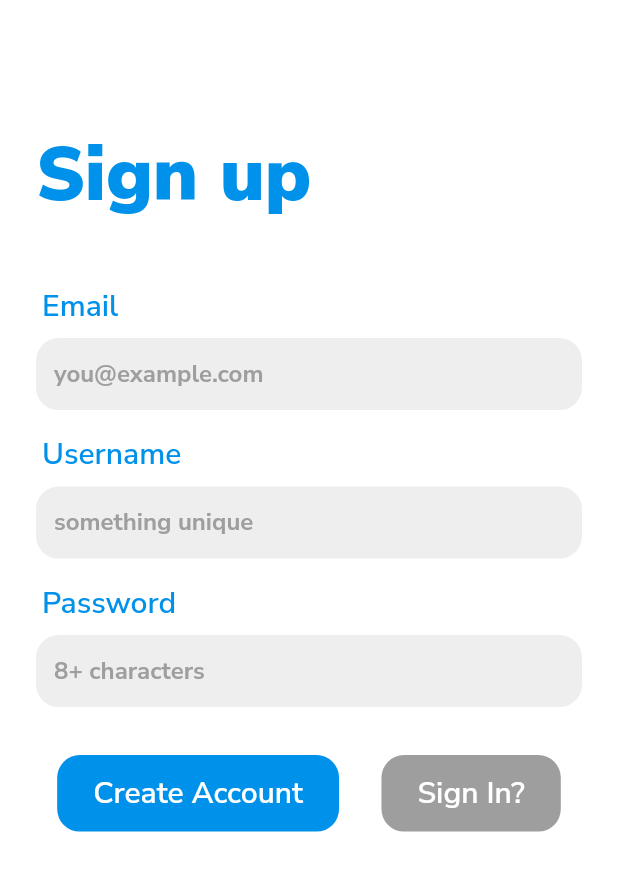
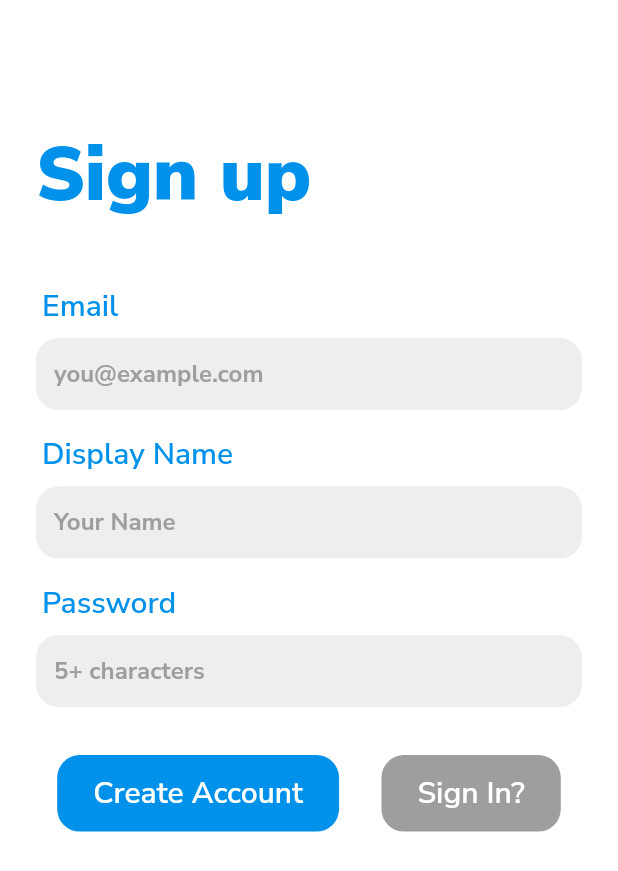
Before and after one commit to ankanSikdar/flutter-wuphf-chat, a Flutter app: the screen it shows after launch, on a phone screen of 412 x 824 dp. Shown: the top 871 px of the screen. Run offline on Flutter 3.47's test engine with Material 2 defaults, Android fonts, the phone set to English and light mode, and no system bars; our stand-ins replace equatable, google_fonts.

Commit message:
Replaced username with displayName

```diff
--- a/lib/models/user_model.dart
+++ b/lib/models/user_model.dart
@@ -3,14 +3,14 @@ import 'package:flutter/foundation.dart';
 
 class User extends Equatable {
   final String id;
-  final String username;
+  final String displayName;
   final String email;
   final String profileImageUrl;
   final String bio;
 
   User({
     @required this.id,
-    @required this.username,
+    @required this.displayName,
     @required this.email,
     @required this.profileImageUrl,
     @required this.bio,
@@ -20,7 +20,7 @@ class User extends Equatable {
   List<Object> get props {
     return [
       id,
-      username,
+      displayName,
       email,
       profileImageUrl,
       bio,
@@ -29,14 +29,14 @@ class User extends Equatable {
 
   User copyWith({
     String id,
-    String username,
+    String displayName,
     String email,
     String profileImageUrl,
     String bio,
   }) {
     return User(
       id: id ?? this.id,
-      username: username ?? this.username,
+      displayName: displayName ?? this.displayName,
       email: email ?? this.email,
       profileImageUrl: profileImageUrl ?? this.profileImageUrl,
       bio: bio ?? this.bio,
--- a/lib/screens/signup/signup_screen.dart
+++ b/lib/screens/signup/signup_screen.dart
@@ -46,7 +46,7 @@ class _SignUpScreenState extends State<SignUpScreen> {
                   children: [
                     EmailWidget(),
                     SizedBox(height: 16.0),
-                    if (_userAction == UserAction.signUp) UsernameWidget(),
+                    if (_userAction == UserAction.signUp) DisplayNameWidget(),
                     if (_userAction == UserAction.signUp)
                       SizedBox(height: 16.0),
                     PasswordWidget(),
@@ -121,8 +121,8 @@ class EmailWidget extends StatelessWidget {
   }
 }
 
-class UsernameWidget extends StatelessWidget {
-  const UsernameWidget({
+class DisplayNameWidget extends StatelessWidget {
+  const DisplayNameWidget({
     Key key,
   }) : super(key: key);
 
@@ -131,10 +131,10 @@ class UsernameWidget extends StatelessWidget {
     return Column(
       crossAxisAlignment: CrossAxisAlignment.start,
       children: [
-        InputTitle(title: 'Username'),
+        InputTitle(title: 'Display Name'),
         InputTextField(
-          hintText: 'something unique',
-          textInputType: TextInputType.emailAddress,
+          hintText: 'Your Name',
+          textInputType: TextInputType.name,
         ),
       ],
     );
@@ -153,8 +153,8 @@ class PasswordWidget extends StatelessWidget {
       children: [
         InputTitle(title: 'Password'),
         InputTextField(
-          hintText: '8+ characters',
-          textInputType: TextInputType.emailAddress,
+          hintText: '5+ characters',
+          textInputType: TextInputType.visiblePassword,
           obscureText: true,
         ),
       ],
```
